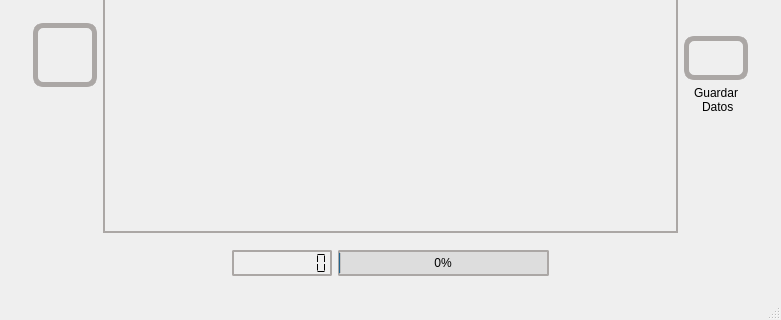
Before: the Qt Designer form mainwindow.ui in hectorda/Bio-Feedback, drawn with Qt 5; both pictures show x 0 to 781 and y 418 to 738 of the 781 by 738 pixel window.
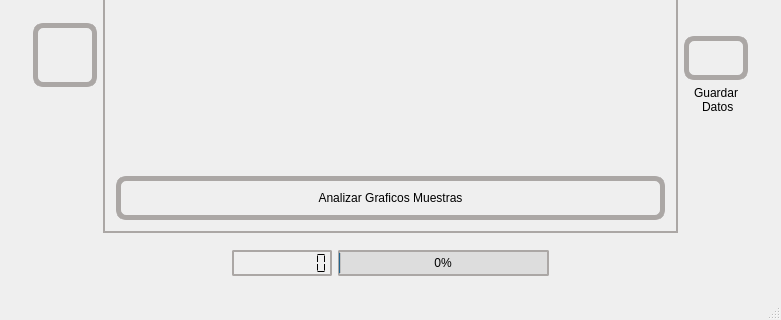
After: the same form once the commit is applied. The open tabs and pages were chosen to show the change. Icons and pictures are not drawn. Custom widgets are drawn as their Qt base class.

Commit message:
adaptando para anlisis de muestras
faltan los qcpitemelipse de muestras, y adapatarlo a una tabla la info

The edit to the form file:
```diff
--- a/mainwindow.ui
+++ b/mainwindow.ui
@@ -1257,6 +1257,13 @@
                <item row="0" column="0">
                 <widget class="QCustomPlot" name="qCustomPlotGraficoMuestras" native="true"/>
                </item>
+               <item row="1" column="0">
+                <widget class="QPushButton" name="pushButtonAnalsisGraficoMuestras">
+                 <property name="text">
+                  <string>Analizar Graficos Muestras</string>
+                 </property>
+                </widget>
+               </item>
               </layout>
              </widget>
             </widget>
```
Left out of the diff: 2 changed lines with no effect on the pictures. The commit also changes 6 other files.
